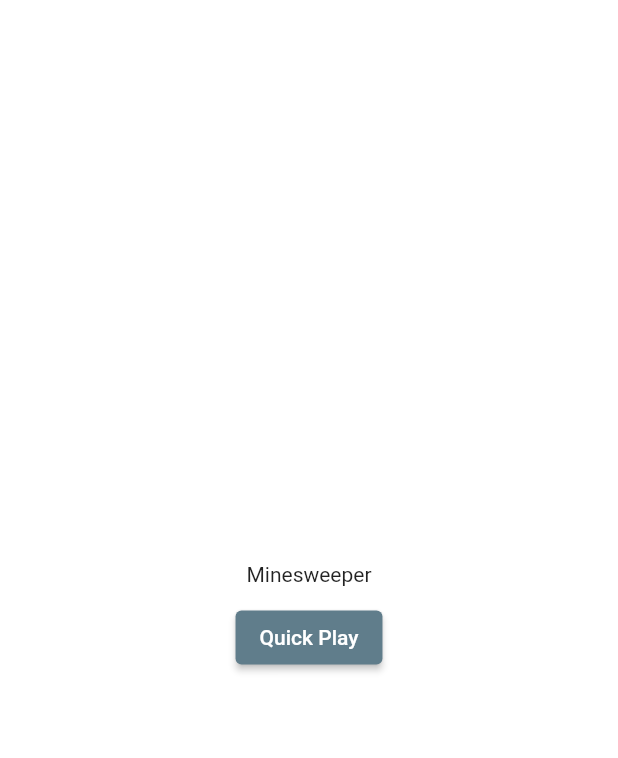
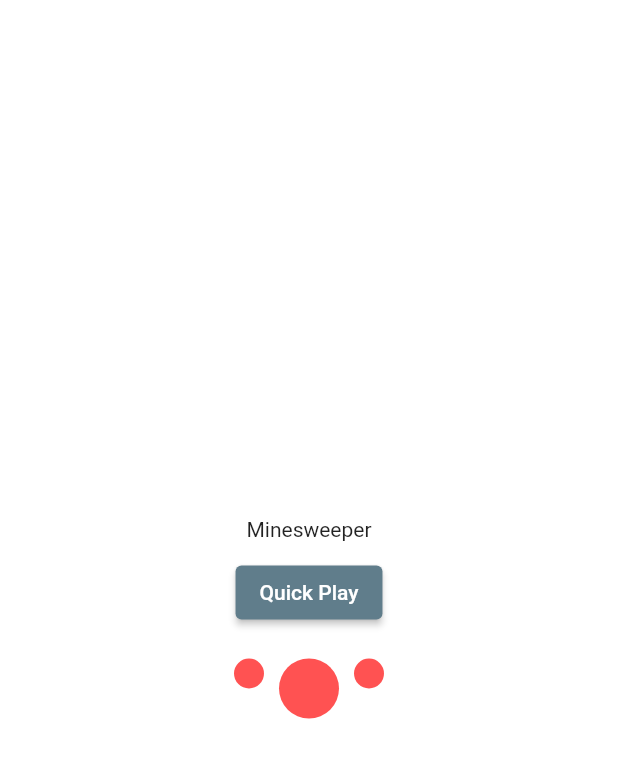
Before and after one commit to AbashAnewAunty/flutter-minesweeper, a Flutter app: the screen it shows after launch, on a phone screen of 412 x 824 dp. Shown: the top 758 px of the screen. Run offline on Flutter 3.47's test engine with Material 2 defaults, Android fonts, the phone set to English and light mode, and no system bars; drawn by our look-alikes of group_button; our stand-ins replace firebase_analytics, firebase_core, shared_preferences; missing offline and left inert: flutter_animated_dialog; accounts and stored records are empty.

Commit message:
:beers: グループボタン仮実装

```diff
--- a/lib/main.dart
+++ b/lib/main.dart
@@ -1,13 +1,14 @@
 import 'package:firebase_core/firebase_core.dart';
 import 'package:flutter/material.dart';
 import 'package:minesweeper/game_page.dart';
-import 'package:minesweeper/models/prefs_manager.dart';
 import 'package:minesweeper/start_page.dart';
 import 'package:minesweeper/utils/analytics.dart';
 import 'package:minesweeper/view_model/game_page_view_model.dart';
+import 'package:minesweeper/view_model/start_page_view_model.dart';
 import 'package:provider/provider.dart';
 
 import 'firebase_options.dart';
+import 'manager/prefs_manager.dart';
 
 Future main() async {
   WidgetsFlutterBinding.ensureInitialized();
@@ -18,7 +19,12 @@ Future main() async {
     MultiProvider(
       providers: [
         Provider(create: (context) => PrefsManager()),
-        ChangeNotifierProvider(create: (context) => GamePageViewModel()),
+        ChangeNotifierProvider(
+          create: (context) => StartPageViewModel(prefsManager: context.read()),
+        ),
+        ChangeNotifierProvider(
+          create: (context) => GamePageViewModel(prefsManager: context.read()),
+        ),
       ],
       child: const MyApp(),
     ),
@@ -28,8 +34,27 @@ Future main() async {
 class MyApp extends StatelessWidget {
   const MyApp({super.key});
 
+  Future init(BuildContext context) async {
+    final prefsManager = context.read<PrefsManager>();
+    final startPageViewModel = context.read<StartPageViewModel>();
+    await prefsManager.init();
+    await startPageViewModel.getDifficulty();
+    return;
+  }
+
   @override
   Widget build(BuildContext context) {
+    return FutureBuilder(
+      future: init(context),
+      builder: (context, snapshot) {
+        if (snapshot.connectionState != ConnectionState.done) {
+          return Container(
+            child: Center(
+              child: CircularProgressIndicator(),
+            ),
+          );
+        }
+
         return MaterialApp(
           title: 'Flutter MineSweeper',
           debugShowCheckedModeBanner: false,
@@ -48,5 +73,7 @@ class MyApp extends StatelessWidget {
             },
           },
         );
+      },
+    );
   }
 }
--- a/lib/start_page.dart
+++ b/lib/start_page.dart
@@ -1,7 +1,26 @@
 import 'package:flutter/material.dart';
+import 'package:group_button/group_button.dart';
+import 'package:minesweeper/constant.dart';
+import 'package:minesweeper/view_model/start_page_view_model.dart';
+import 'package:provider/provider.dart';
 
-class StartPage extends StatelessWidget {
+class StartPage extends StatefulWidget {
   const StartPage({Key? key}) : super(key: key);
+
+  @override
+  State<StartPage> createState() => _StartPageState();
+}
+
+class _StartPageState extends State<StartPage> {
+  late final GroupButtonController _groupButtonController;
+
+  @override
+  void initState() {
+    super.initState();
+    final viewModel = context.read<StartPageViewModel>();
+    _groupButtonController =
+        GroupButtonController(selectedIndex: viewModel.difficulty.index);
+  }
 
   @override
   Widget build(BuildContext context) {
@@ -12,10 +31,33 @@ class StartPage extends StatelessWidget {
           color: Colors.white,
           child: Column(
             mainAxisAlignment: MainAxisAlignment.center,
+            crossAxisAlignment: CrossAxisAlignment.center,
             children: [
               const Text("Minesweeper"),
               const SizedBox(height: 10),
               _quickPlayButton(context),
+              const SizedBox(height: 20),
+              GroupButton(
+                buttons: const ["easy", "normal", "hard"],
+                controller: _groupButtonController,
+                onSelected: (text, index, isSelected) async {
+                  final viewModel = context.read<StartPageViewModel>();
+                  final Difficulty difficulty =
+                      Difficulty.values.toList().elementAt(index);
+                  print(difficulty);
+                  await viewModel.setDifficulty(difficulty);
+                },
+                buttonBuilder: (isSelected, text, context) {
+                  return Container(
+                    width: isSelected ? 40 : 20,
+                    height: isSelected ? 40 : 20,
+                    decoration: const BoxDecoration(
+                      shape: BoxShape.circle,
+                      color: Colors.redAccent,
+                    ),
+                  );
+                },
+              ),
             ],
           ),
         ),
--- /dev/null
+++ b/lib/view_model/start_page_view_model.dart
@@ -0,0 +1,21 @@
+import 'package:flutter/cupertino.dart';
+import 'package:minesweeper/constant.dart';
+import 'package:minesweeper/manager/prefs_manager.dart';
+
+class StartPageViewModel extends ChangeNotifier {
+  late final PrefsManager _presManager;
+
+  StartPageViewModel({required PrefsManager prefsManager}) {
+    _presManager = prefsManager;
+  }
+
+  Difficulty difficulty = Difficulty.normal;
+
+  Future setDifficulty(Difficulty difficulty) async {
+    await _presManager.setDifficulty(difficulty);
+  }
+
+  Future getDifficulty() async {
+    difficulty = await _presManager.getDifficulty();
+  }
+}
--- a/pubspec.yaml
+++ b/pubspec.yaml
@@ -41,6 +41,7 @@ dependencies:
   firebase_core: ^2.4.1
   firebase_analytics: ^10.1.0
   shared_preferences: ^2.0.17
+  group_button: ^5.2.2
 
 dev_dependencies:
   flutter_test:
```
Also changed, not shown: lib/my_button.dart (added, +42 -0 lines), lib/view_model/game_page_view_model.dart (+7 -0 lines), lib/manager/prefs_manager.dart (renamed from lib/models/prefs_manager.dart), pubspec.lock. Lines whose indentation alone changed are shown as unchanged.
